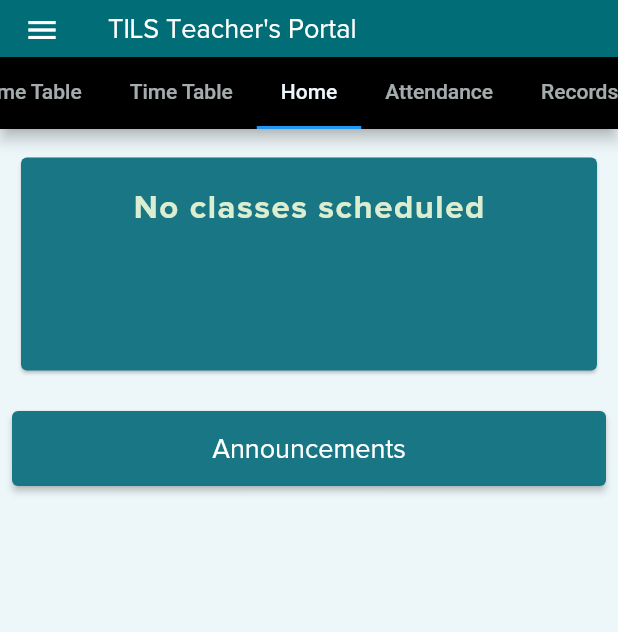
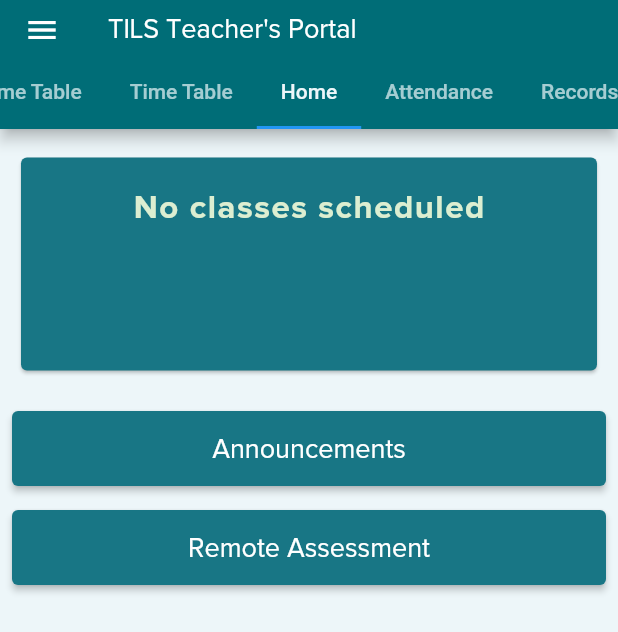
Before and after one commit to MAZAM21/tils_app, a Flutter app: the AllTabs screen opened directly, on a phone screen of 412 x 824 dp. Shown: the top 632 px of the screen. Run offline on Flutter 3.47's test engine with Material 2 defaults, Android fonts, the phone set to English and light mode, and no system bars; our stand-ins replace cloud_firestore, firebase_auth, firebase_core, numberpicker, syncfusion_flutter_calendar, syncfusion_flutter_charts; accounts and stored records are empty.

Commit message:
Remote testing input form and db functions added

```diff
--- /dev/null
+++ b/lib/models/remote_assessment.dart
@@ -0,0 +1,89 @@
+import 'package:cloud_firestore/cloud_firestore.dart';
+import 'package:flutter/material.dart';
+
+class RemoteAssessment with ChangeNotifier {
+  DateTime timeAdded;
+  String subject;
+  String teacherId;
+  String assessmentTitle;
+  List<MCQ> allMCQs;
+  List<String> allTextQs = [];
+
+  RemoteAssessment({
+    this.timeAdded,
+    this.subject,
+    this.teacherId,
+    this.allMCQs,
+    this.allTextQs,
+    this.assessmentTitle,
+  });
+  void addMCQ(MCQ mcq) {
+    allMCQs.add(mcq);
+    print('${allMCQs.length}');
+    notifyListeners();
+  }
+
+  // key is the question. the value map has a key of option category and value is the option.
+  Map returnMcqs() {
+    Map<String, Map<String, String>> mcqMap = {};
+    allMCQs.forEach((mcq) {
+      mcqMap.addAll({'${mcq.question}': mcq.answerChoices});
+    });
+    return mcqMap;
+  }
+
+  void deleteMCQ(MCQ mcq) {
+    allMCQs.remove(mcq);
+    notifyListeners();
+  }
+}
+
+class MCQ with ChangeNotifier {
+  Map<String, String> answerChoices = {};
+  String question;
+  MCQ({this.question, this.answerChoices});
+}
+
+class RAfromDB {
+  final String id;
+  final DateTime timeAdded;
+  final String subject;
+  final String teacherId;
+  final String assessmentTitle;
+  List<MCQ> allMCQs;
+  List<String> allTextQs = [];
+  RAfromDB(
+      {this.id,
+      this.timeAdded,
+      this.subject,
+      this.teacherId,
+      this.assessmentTitle,
+      this.allMCQs,
+      this.allTextQs});
+
+  factory RAfromDB.fromFirestore(QueryDocumentSnapshot doc) {
+    final data = doc.data();
+    List<Map> mcqList = data['MCQs'];
+    List<String> textQs = data['TextQs'];
+    List<MCQ> converted = [];
+    Timestamp time = data['timeCreated'];
+    DateTime d = DateTime.parse(time.toDate().toString());
+
+    mcqList.forEach((mcqMap) {
+      converted.add(MCQ(
+        question: mcqMap.keys.first as String,
+        answerChoices: mcqMap.values.first as Map,
+      ));
+    });
+
+    return RAfromDB(
+      id: doc.id,
+      timeAdded: d,
+      subject: data['subject'],
+      teacherId: data['id'],
+      assessmentTitle: data['title'],
+      allMCQs: converted,
+      allTextQs: textQs,
+    );
+  }
+}
--- a/lib/service/db.dart
+++ b/lib/service/db.dart
@@ -5,6 +5,7 @@ import 'package:quiver/iterables.dart';
 import 'package:tils_app/models/announcement.dart';
 import 'package:tils_app/models/attendance.dart';
 import 'package:tils_app/models/class-data.dart';
+import 'package:tils_app/models/remote_assessment.dart';
 import 'package:tils_app/models/role.dart';
 import 'package:tils_app/models/student.dart';
 import '../models/meeting.dart';
@@ -50,6 +51,18 @@ class DatabaseService with ChangeNotifier {
       print('err in stream announcement: $err');
     }
     return null;
+  }
+
+  Stream<List<RAfromDB>> streamRA(){
+    CollectionReference ref = _db.collection('remote-assessment');
+    try {
+      return ref.snapshots().map((list) =>
+          list.docs.map((doc) => RAfromDB.fromFirestore(doc)).toList());
+    } catch (err) {
+      print('err in stream RA: $err');
+    }
+    return null;
+
   }
 
   //gets auth state stream
@@ -138,6 +151,24 @@ class DatabaseService with ChangeNotifier {
     } catch (err) {
       print('error in add annoncement:$err');
     }
+  }
+
+  //adds remote assessment to cf. only for input
+  Future<void> addAssessmentToCF(RemoteAssessment assessment) async {
+    CollectionReference ref =_db.collection('remote-assessment');
+    try{
+      return await ref.add({
+        'title':assessment.assessmentTitle,
+        'subject':assessment.subject,
+        'timeCreated':assessment.timeAdded,
+        'MCQs':assessment.returnMcqs(),
+        'TextQs':assessment.allTextQs,
+        'teacherId': assessment.teacherId
+      });
+    }catch(err){
+      print('error in add assessment: $err');
+    }
+    print('function triggered');
   }
 
   //adds class data from edit tt to cf
--- a/lib/widgets/screens/all_tabs.dart
+++ b/lib/widgets/screens/all_tabs.dart
@@ -1,3 +1,4 @@
+
 
 
 import 'package:flutter/material.dart';
@@ -48,7 +49,7 @@ class _AllTabsState extends State<AllTabs> {
           bottom: PreferredSize(
             preferredSize: Size.fromHeight(30),
             child: ColoredTabBar(
-              color: Colors.black,
+              color: Color.fromARGB(255, 0, 109, 119),
               tabBar: TabBar(
                   labelColor: Color.fromARGB(255, 237, 246, 249),
                   isScrollable: true,
--- a/lib/widgets/screens/announcements/announcement-form.dart
+++ b/lib/widgets/screens/announcements/announcement-form.dart
@@ -97,6 +97,7 @@ class _AnnouncementFormState extends State<AnnouncementForm> {
                         mainAxisAlignment: MainAxisAlignment.center,
                         crossAxisAlignment: CrossAxisAlignment.center,
                         children: <Widget>[
+                          SizedBox(height: 30),
                           TextFormField(
                             key: ValueKey('announcement title'),
                             validator: (value) {
--- a/lib/widgets/screens/home/home.dart
+++ b/lib/widgets/screens/home/home.dart
@@ -1,10 +1,13 @@
 import 'package:flutter/material.dart';
 
 import 'package:tils_app/models/meeting.dart';
+import 'package:tils_app/models/remote_assessment.dart';
 import 'package:tils_app/widgets/screens/announcements/announcement-form.dart';
 import 'package:tils_app/widgets/screens/announcements/display-announcements.dart';
 import 'package:tils_app/widgets/screens/home/attendance-graph.dart';
 import 'package:tils_app/widgets/screens/loading-screen.dart';
+import 'package:tils_app/widgets/screens/remote-testing/rt-input.dart';
+import 'package:tils_app/widgets/screens/remote-testing/subject-option.dart';
 import './class-timer-panel.dart';
 
 import 'package:provider/provider.dart';
@@ -49,6 +52,8 @@ class _HomePageState extends State<HomePage> {
 
   @override
   Widget build(BuildContext context) {
+    // print('im called');
+    // Provider.of<RemoteAssessment>(context, listen: false).allMCQs = [];
     final meetingsList = Provider.of<List<Meeting>>(context);
     int estimateTs = 0;
     bool isActive = false;
@@ -64,26 +69,31 @@ class _HomePageState extends State<HomePage> {
         ? LoadingScreen()
         : Scaffold(
             drawer: AppDrawer(),
-            body: Row(
+            body:SingleChildScrollView(
+              child: Row(
                 mainAxisAlignment: MainAxisAlignment.center,
                 children: [
                   Expanded(
                     child: Container(
                       width: 400,
                       child: Column(
+                        mainAxisSize: MainAxisSize.min,
                         mainAxisAlignment: MainAxisAlignment.start,
                         crossAxisAlignment: CrossAxisAlignment.stretch,
                         children: <Widget>[
                           //Subject Notifier
                           ClassTimerPanel(estimateTs, nextClass),
-                        _buttonBuilder('Announcements', AllAnnouncements.routeName, context)
-
+                          _buttonBuilder('Announcements',
+                              AllAnnouncements.routeName, context),
+                          _buttonBuilder(
+                              'Remote Assessment', RASubject.routeName, context),
                         ],
                       ),
                     ),
                   ),
                 ],
               ),
+            ),
           );
   }
 }
```
Also changed, not shown: lib/routes_theme.dart (+13 -3 lines), lib/service/teachers-service.dart (+9 -0 lines), lib/widgets/screens/remote-testing/answer-choice-input.dart (added, +184 -0 lines), lib/widgets/screens/remote-testing/rt-input.dart (added, +247 -0 lines), lib/widgets/screens/remote-testing/subject-option.dart (added, +82 -0 lines), lib/widgets/screens/remote-testing/display-all.dart (added). Lines whose indentation alone changed are shown as unchanged.
